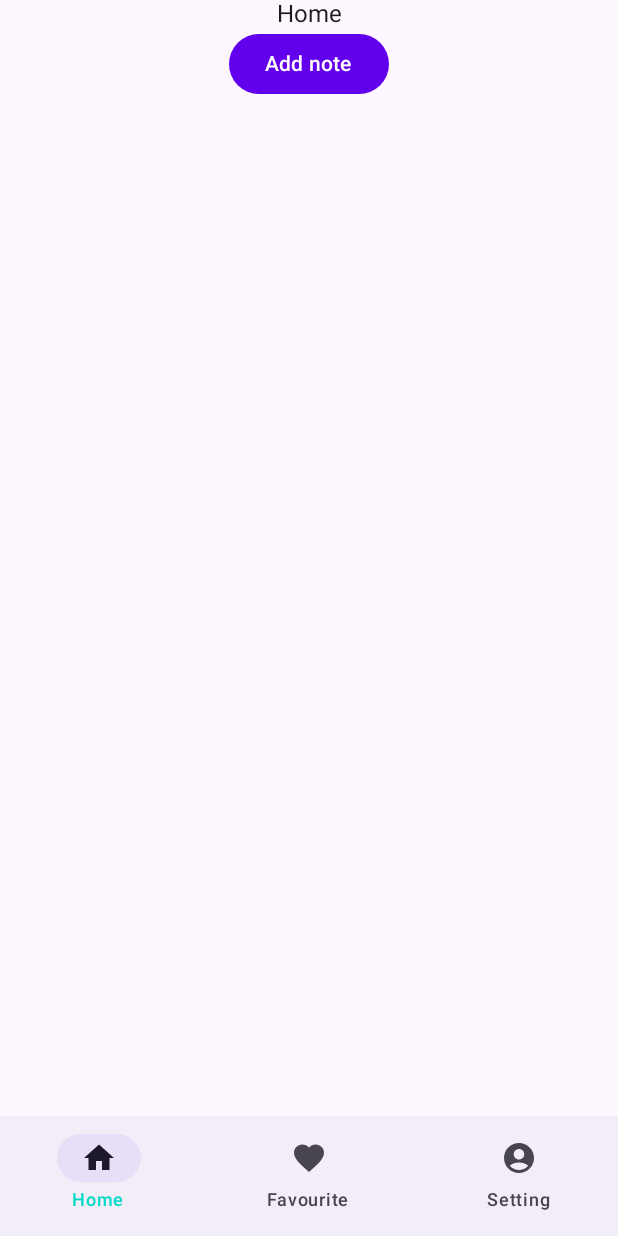
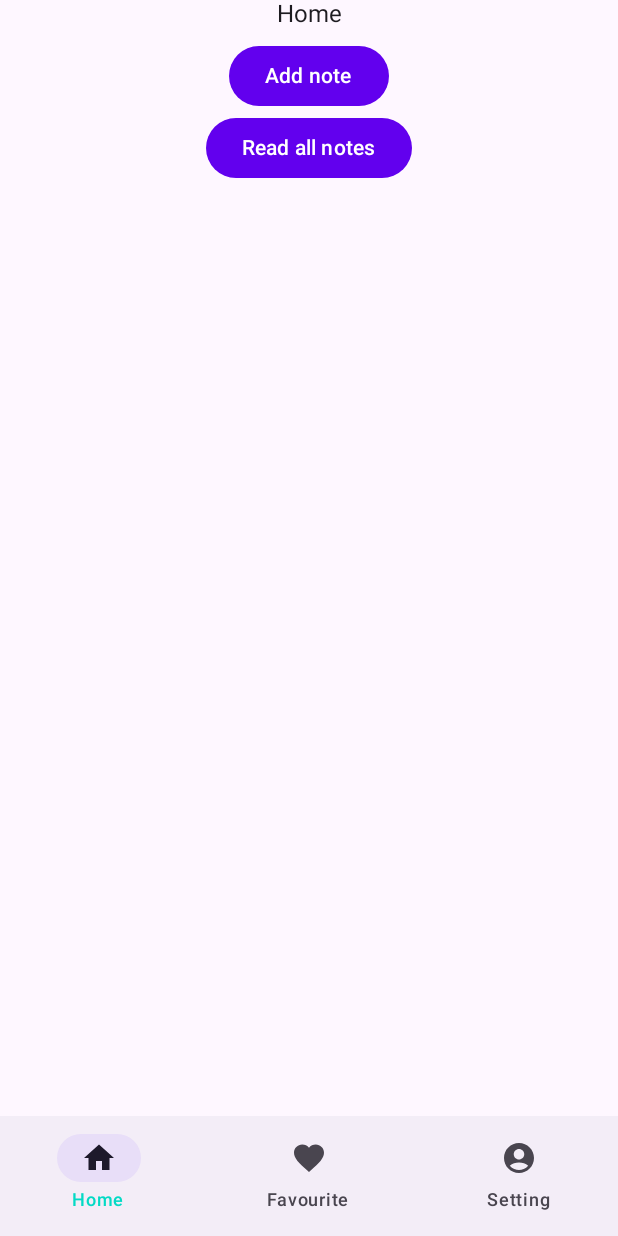
Before and after one commit to ducnm29/UpToU, an Android app built with Jetpack Compose: the screen it shows after launch (MainActivity), on a phone screen of 412 x 824 dp. Run offline under Robolectric (Android 15) with nearby library versions, the phone set to English and light mode, and no system bars; our stand-ins replace Dagger/Hilt's generated code, Room's generated code.

Commit message:
Add note ui, function to read note from local

```diff
--- a/app/src/main/java/com/uptou/repository/NoteRepository.kt
+++ b/app/src/main/java/com/uptou/repository/NoteRepository.kt
@@ -11,7 +11,7 @@ interface NoteRepository {
     suspend fun updateNote(note: Note)
     // Local
     suspend fun getNoteLocal(id: String): Flow<Note>
-    suspend fun getAllNoteLocal(): Flow<List<Note>>
+    fun getAllNoteLocal(): Flow<List<Note>>
     suspend fun createNewNoteLocal(note: Note)
     suspend fun updateNoteLocal(note: Note)
 }
--- a/app/src/main/java/com/uptou/repository/NoteRepositoryImpl.kt
+++ b/app/src/main/java/com/uptou/repository/NoteRepositoryImpl.kt
@@ -29,7 +29,7 @@ class NoteRepositoryImpl(
         return noteDAO.getNote(id)
     }
 
-    override suspend fun getAllNoteLocal(): Flow<List<Note>> {
+    override fun getAllNoteLocal(): Flow<List<Note>> {
         return noteDAO.getAllNote()
     }
 
--- a/app/src/main/java/com/uptou/ui/home/HomeUI.kt
+++ b/app/src/main/java/com/uptou/ui/home/HomeUI.kt
@@ -2,18 +2,27 @@ package com.uptou.ui.home
 
 import androidx.compose.foundation.layout.Column
 import androidx.compose.foundation.layout.fillMaxSize
+import androidx.compose.foundation.layout.padding
+import androidx.compose.foundation.lazy.LazyColumn
+import androidx.compose.foundation.lazy.items
 import androidx.compose.material3.Button
 import androidx.compose.material3.Text
 import androidx.compose.runtime.Composable
+import androidx.compose.runtime.collectAsState
 import androidx.compose.ui.Alignment
 import androidx.compose.ui.Modifier
+import androidx.compose.ui.unit.dp
 import androidx.navigation.NavHostController
+import com.uptou.model.Note
+import com.uptou.ui.addNote.AddNoteViewModel
+import com.uptou.ui.component.NoteItemUI
 import com.uptou.ui.navigation.BaseScreen
 
 @Composable
 fun HomeUI(
     modifier: Modifier = Modifier,
-    navController: NavHostController
+    navController: NavHostController,
+    viewModel: AddNoteViewModel
 ) {
     Column(
         modifier.fillMaxSize(),
@@ -21,12 +30,29 @@ fun HomeUI(
     ) {
         Text(text = "Home")
         //Spacer(modifier = modifier.size(10.dp))
+        val noteList = viewModel.noteList.collectAsState().value
+        LazyColumn(
+            modifier = Modifier.padding(4.dp)){
+
+            items(noteList){
+                NoteItemUI(note = it)
+            }
+        }
         Button(
             onClick = {
                 navController.navigate(BaseScreen.AddNoteScreen.route)
             }) {
             Text(text = "Add note")
         }
+        Button(
+            onClick = {
+                viewModel.readAllNotesLocal()
+            }) {
+            Text(text = "Read all notes")
+        }
+//        NoteItemUI(
+//            Note(1,"Minh Duc","2023/05/30",2,"Bun Ca'",32000f)
+//        )
     }
 
 }
--- a/app/src/main/java/com/uptou/ui/navigation/MyAppNavHost.kt
+++ b/app/src/main/java/com/uptou/ui/navigation/MyAppNavHost.kt
@@ -39,7 +39,9 @@ fun MyAppNavHost(
 fun NavGraphBuilder.homeGraph(navController: NavHostController) {
     navigation(startDestination = "home", route = BaseScreen.HomeScreen.route) {
         composable("home") {
-            HomeUI(navController = navController)
+            HomeUI(
+                navController = navController,
+                viewModel = hiltViewModel<AddNoteViewModel>())
         }
         composable(BaseScreen.AddNoteScreen.route) {
             AddNoteUI(viewModel = hiltViewModel())
```
Also changed, not shown: app/src/main/java/com/uptou/ui/addNote/AddNoteViewModel.kt (+23 -1 lines), app/src/main/java/com/uptou/ui/component/NoteItemUI.kt (+66 -6 lines).
